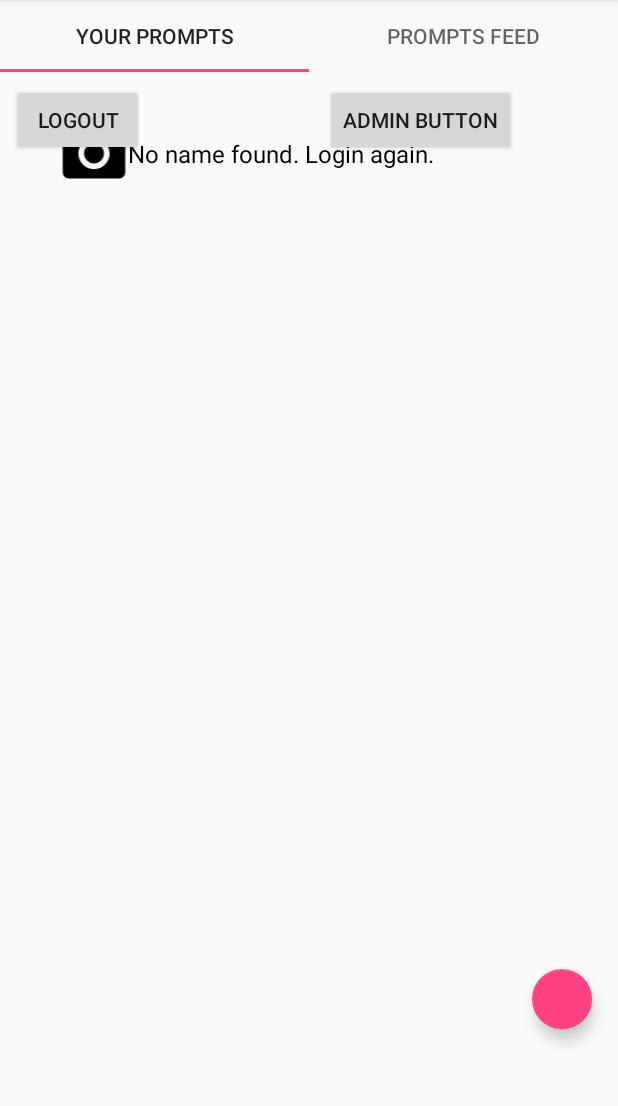
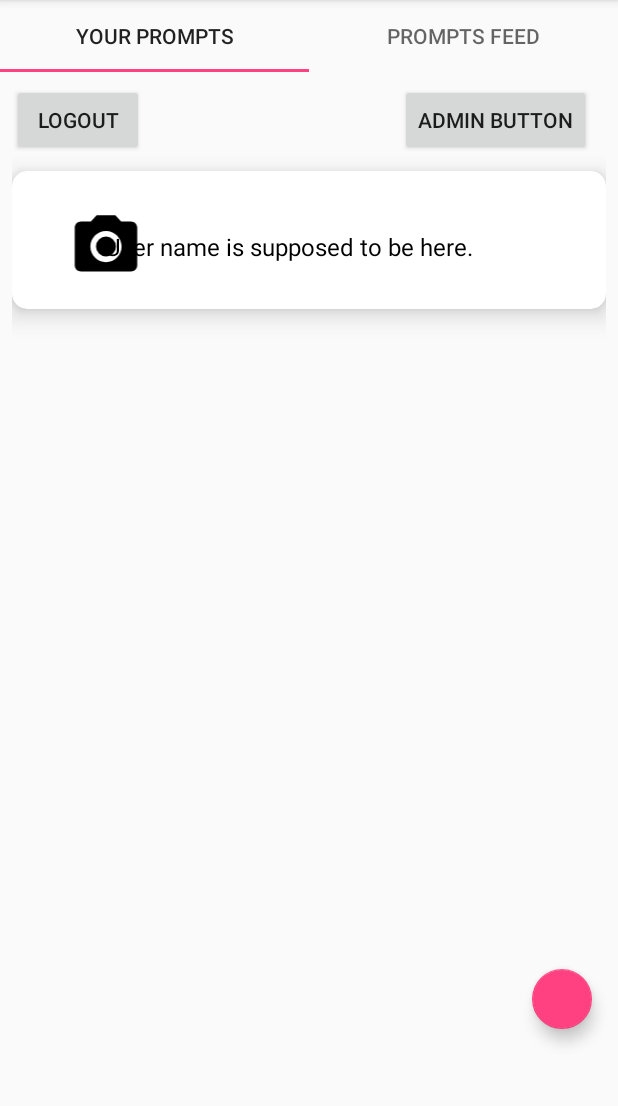
Before and after one commit to Aman-B/wp-test, an Android app: the screen it shows after launch once a user with an empty profile is signed in (OnlinePromptsActivity), on a phone screen of 412 x 824 dp, the part 84-1190 px from its top. Run offline under Robolectric (Android 15) with nearby library versions, the phone set to English and light mode, and no system bars; our stand-ins replace AdMob, Firebase (no records; nobody signed in at launch, a user with empty details on screens opened directly); libraries missing offline, so code that uses them is left out: com.firebase.ui; pictures from the network do not load; 3 statements that could not run were skipped.

Commit message:
changed profile page layout

```diff
--- a/app/src/main/java/com/bewtechnologies/writingpromptstwo/AdminActivity.java
+++ b/app/src/main/java/com/bewtechnologies/writingpromptstwo/AdminActivity.java
@@ -509,6 +509,8 @@ public class AdminActivity extends AppCompatActivity {
         protected Void doInBackground(Void... params) {
 
             try {
+
+                //TODO : enter credentials here for testing but remove before submitting to github
                 SendGrid sendgrid = new SendGrid("", "");
 
                 SendGrid.Email email = new SendGrid.Email();
--- a/app/src/main/java/com/bewtechnologies/writingpromptstwo/GeneralPromptAdapter.java
+++ b/app/src/main/java/com/bewtechnologies/writingpromptstwo/GeneralPromptAdapter.java
@@ -24,7 +24,7 @@ import java.util.ArrayList;
  * Created by ab on 08/04/18.
  */
 
-public class GeneralPromptAdapter extends RecyclerView.Adapter<GeneralPromptAdapter.ViewHolder>  {
+public class GeneralPromptAdapter extends RecyclerView.Adapter<RecyclerView.ViewHolder>  {
 
 
 // Provide a reference to the views for each data item
@@ -47,8 +47,11 @@ public class GeneralPromptAdapter extends RecyclerView.Adapter<GeneralPromptAdap
 
     private User mUser;
 
+    private static final int Head = 1;
+    private static final int List = 0;
 
-    public static class ViewHolder extends RecyclerView.ViewHolder {
+
+    public static class ViewHolderList extends RecyclerView.ViewHolder {
         private final ImageView card_userImage;
         private final TextView card_username;
         // each data item is just a string in this case
@@ -58,14 +61,39 @@ public class GeneralPromptAdapter extends RecyclerView.Adapter<GeneralPromptAdap
 
         public  TextView card_delete,card_share,card_date;
 
-        public ViewHolder(View v) {
+        public ViewHolderList(View v) {
             super(v);
             prompt_content = (TextView) v.findViewById(R.id.prompt);
-            card_userImage = (ImageView) v.findViewById(R.id.userImage);
-            card_username=(TextView) v.findViewById(R.id.user_name);
+            card_userImage = (ImageView) v.findViewById(R.id.userImage); //userimage with the prompt which is on top left;
+            card_username=(TextView) v.findViewById(R.id.user_name);     //username also on top left;
             card_share=(TextView) v.findViewById(R.id.share);
             card_delete=v.findViewById(R.id.delete);
             card_date=v.findViewById(R.id.date_tv);
+
+
+        }
+    }
+
+    public static class ViewHolderHead extends RecyclerView.ViewHolder {
+
+        private  TextView profileName;
+        // each data item is just a string in this case
+        public TextView prompt_content;
+        public TextView card_content;
+
+        public ImageView profileImage;
+
+        public  TextView card_delete,card_share,card_date;
+
+        public ViewHolderHead(View v) {
+            super(v);
+
+
+            /*View profile_detailsCard = (View) v.findViewById(R.layout.profile_details_top_card);*/
+
+             profileImage = (ImageView) v.findViewById(R.id.userImage);
+
+             profileName= (TextView) v.findViewById(R.id.userName);
 
 
         }
@@ -108,18 +136,35 @@ public class GeneralPromptAdapter extends RecyclerView.Adapter<GeneralPromptAdap
 
     // Create new views (invoked by the layout manager)
     @Override
-    public GeneralPromptAdapter.ViewHolder onCreateViewHolder(ViewGroup parent,
+    public RecyclerView.ViewHolder onCreateViewHolder(ViewGroup parent,
                                                               int viewType) {
         // create a new view
 
 
+            View v =null;
 
-            View v=
-                    LayoutInflater.from(parent.getContext()).inflate(R.layout.userprompts_card_view,parent,false);        // set the view's size, margins, paddings and layout parameters
+            if(isProfileOrOtherProfile())
+            {
+                switch (viewType)
+                {
+                    case Head:
+                        return new ViewHolderHead(LayoutInflater.from(parent.getContext()).inflate(R.layout.profile_head_card_view,parent,false));
 
-            ViewHolder vh = new ViewHolder(v);
-            return vh;
+                    case List:
+                        return  new ViewHolderList(LayoutInflater.from(parent.getContext()).inflate(R.layout.userprompts_card_view,parent,false));
 
+                }
+
+            }
+
+                return new ViewHolderList(LayoutInflater.from(parent.getContext()).inflate(R.layout.userprompts_card_view,parent,false));
+
+
+            /*View v=
+                    LayoutInflater.from(parent.getContext()).inflate(R.layout.userprompts_card_view,parent,false); */       // set the view's size, margins, paddings and layout parameters
+
+           /* ViewHolder vh = new ViewHolder(v);
+            return vh;*/
 
 
 
@@ -128,7 +173,7 @@ public class GeneralPromptAdapter extends RecyclerView.Adapter<GeneralPromptAdap
 
     // Replace the contents of a view (invoked by the layout manager)
     @Override
-    public void onBindViewHolder(ViewHolder holder, final int position) {
+    public void onBindViewHolder(RecyclerView.ViewHolder holder, final int position) {
 
         final DBHelper mDBHelper = new DBHelper(mContext);
         final SQLiteDatabase mSqLiteDatabase= mDBHelper.getWritableDatabase();
@@ -142,32 +187,44 @@ public class GeneralPromptAdapter extends RecyclerView.Adapter<GeneralPromptAdap
 
         if(isProfile)
         {
+            if(getItemViewType(position)==Head)
+            {
+                ViewHolderHead viewHolderHead= (ViewHolderHead) holder;
 
+                Glide.with(mContext).load(mUser.getUserImageURL()).into(viewHolderHead.profileImage);
+                viewHolderHead.profileName.setText(mUser.getUserName());
+
+            }
+
+            else {
                 // - get element from your dataset at this position
                 // - replace the contents of the view with that element
+
+                final int newPostion =position-1;
+                ViewHolderList viewHolderList = (ViewHolderList) holder;
                 Toast.makeText(mContext, "size "+mUserPromptsArrayList.size(), Toast.LENGTH_SHORT).show();
                 Log.i("profile", "getItemCount: "+mUserPromptsArrayList.size());
-            final UserPrompts userPrompt= mUserPromptsArrayList.get(position);
-            holder.prompt_content.setText(userPrompt.getUserPrompt());
-            holder.card_userImage.setVisibility(View.INVISIBLE);
+                final UserPrompts userPrompt= mUserPromptsArrayList.get(newPostion);
+                viewHolderList.prompt_content.setText(userPrompt.getUserPrompt());
+                viewHolderList.card_userImage.setVisibility(View.INVISIBLE);
 
-            holder.card_username.setVisibility(View.INVISIBLE);
-            holder.card_date.setText(userPrompt.getTimeDifference(userPrompt));
+                viewHolderList.card_username.setVisibility(View.INVISIBLE);
+                viewHolderList.card_date.setText(userPrompt.getTimeDifference(userPrompt));
 
-            final String userPromptKey = userPromptKeys.get(position);
+                final String userPromptKey = userPromptKeys.get(newPostion);
 
-            holder.card_delete.setOnClickListener(new View.OnClickListener() {
+                viewHolderList.card_delete.setOnClickListener(new View.OnClickListener() {
                     @Override
                     public void onClick(View view) {
-                    Log.i("general ", "onBindViewHolder: "+userPromptKeys.get(position));
+                        Log.i("general ", "onBindViewHolder: "+userPromptKeys.get(newPostion));
 
-                    AlertDialog rejectAlertDialog = createDialog(mUser, userPromptKey,position);
+                        AlertDialog rejectAlertDialog = createDialog(mUser, userPromptKey,newPostion);
                         rejectAlertDialog.show();
 
                     }
                 });
 
-            holder.card_share.setOnClickListener(new View.OnClickListener() {
+                viewHolderList.card_share.setOnClickListener(new View.OnClickListener() {
                     @Override
                     public void onClick(View v) {
 
@@ -182,49 +239,63 @@ public class GeneralPromptAdapter extends RecyclerView.Adapter<GeneralPromptAdap
                 });
             }
 
+        }
+
         else if(isOtherProfile)
         {
+            if(getItemViewType(position)==Head)
+            {
+                ViewHolderHead viewHolderHead= (ViewHolderHead) holder;
+
+                Glide.with(mContext).load(mUser.getUserImageURL()).into(viewHolderHead.profileImage);
+                viewHolderHead.profileName.setText(mUser.getUserName());
+
+            }
+
+            else {
                 // Toast.makeText(mContext, "Here in others", Toast.LENGTH_SHORT).show();
                 // - get element from your dataset at this position
                 // - replace the contents of the view with that element
-            final UserPrompts userPrompt= mUserPromptsArrayList.get(position);
-            holder.prompt_content.setText(userPrompt.getUserPrompt());
-            holder.card_userImage.setVisibility(View.INVISIBLE);
+                ViewHolderList viewHolderList = (ViewHolderList) holder;
+                final UserPrompts userPrompt = mUserPromptsArrayList.get(position-1); //head is first one now, so removing 1 from position.
+                viewHolderList.prompt_content.setText(userPrompt.getUserPrompt());
+                viewHolderList.card_userImage.setVisibility(View.INVISIBLE);
 
-            holder.card_username.setVisibility(View.INVISIBLE);
-            holder.card_date.setText(userPrompt.getTimeDifference(userPrompt));
+                viewHolderList.card_username.setVisibility(View.INVISIBLE);
+                viewHolderList.card_date.setText(userPrompt.getTimeDifference(userPrompt));
 
-            holder.card_delete.setVisibility(View.INVISIBLE);
+                viewHolderList.card_delete.setVisibility(View.INVISIBLE);
 
-            holder.card_share.setOnClickListener(new View.OnClickListener() {
+                viewHolderList.card_share.setOnClickListener(new View.OnClickListener() {
                     @Override
                     public void onClick(View v) {
 
-                    String textToShare = "See this amazing writing prompt : \n\n\""+userPrompt.getUserPrompt()+"\" \n \nShared via app: WritingPrompts \n(Download here: https://goo.gl/yojsHx )";
+                        String textToShare = "See this amazing writing prompt : \n\n\"" + userPrompt.getUserPrompt() + "\" \n \nShared via app: WritingPrompts \n(Download here: https://goo.gl/yojsHx )";
                         Intent sendIntent = new Intent();
                         sendIntent.setAction(Intent.ACTION_SEND);
-                    sendIntent.putExtra(Intent.EXTRA_SUBJECT,"Writing Prompt!");
-                    sendIntent.putExtra(Intent.EXTRA_TEXT,textToShare);
+                        sendIntent.putExtra(Intent.EXTRA_SUBJECT, "Writing Prompt!");
+                        sendIntent.putExtra(Intent.EXTRA_TEXT, textToShare);
                         sendIntent.setType("text/html");
-                    mContext.startActivity(Intent.createChooser(sendIntent,"Share the prompt!"));
+                        mContext.startActivity(Intent.createChooser(sendIntent, "Share the prompt!"));
                     }
                 });
+            }
         }
         else
         {
             //showing feed prompts
+            ViewHolderList viewHolderList = (ViewHolderList) holder;
+            final UserPrompts userPrompt = mUserPromptsArrayList.get(position);
+            viewHolderList.card_delete.setVisibility(View.INVISIBLE);
 
-            final UserPrompts userPrompt = mUserPromptsArrayList.get(position);
-            holder.card_delete.setVisibility(View.INVISIBLE);
-
-            holder.prompt_content.setText(userPrompt.getUserPrompt());
+            viewHolderList.prompt_content.setText(userPrompt.getUserPrompt());
 
             SpannableString content = new SpannableString(userPrompt.getUserName());
             content.setSpan(new UnderlineSpan(), 0, content.length(), 0);
 
-            holder.card_username.setText(content);
+            viewHolderList.card_username.setText(content);
 
-            holder.card_username.setOnClickListener(new View.OnClickListener() {
+            viewHolderList.card_username.setOnClickListener(new View.OnClickListener() {
                 @Override
                 public void onClick(View view) {
                     Intent intent = new Intent(mContext,PromptsBySpecificUserActivity.class);
@@ -234,10 +305,10 @@ public class GeneralPromptAdapter extends RecyclerView.Adapter<GeneralPromptAdap
                 }
             });
 
-            Glide.with(mContext).load(userPrompt.getUserImageURL()).into(holder.card_userImage);
+            Glide.with(mContext).load(userPrompt.getUserImageURL()).into(viewHolderList.card_userImage);
 
-            holder.card_date.setText(userPrompt.getTimeDifference(userPrompt));
-            holder.card_share.setOnClickListener(new View.OnClickListener() {
+            viewHolderList.card_date.setText(userPrompt.getTimeDifference(userPrompt));
+            viewHolderList.card_share.setOnClickListener(new View.OnClickListener() {
                 @Override
                 public void onClick(View v) {
 
@@ -329,10 +400,10 @@ public class GeneralPromptAdapter extends RecyclerView.Adapter<GeneralPromptAdap
     @Override
     public int getItemCount() {
 //        Log.i("tag", "getItemCount: "+mDataset.size());
-         if(isProfile)
+         if(isProfileOrOtherProfile())
          {
 
-             return mUserPromptsArrayList.size();
+             return mUserPromptsArrayList.size()+1;
          }
          else
          {
@@ -350,10 +421,16 @@ public class GeneralPromptAdapter extends RecyclerView.Adapter<GeneralPromptAdap
     @Override
     public int getItemViewType(int position) {
 
-            return position;
+        if(isProfileOrOtherProfile())
+          return (position == 0? Head : List);
+        else
+          return  position;
+    }
 
+    public  boolean isProfileOrOtherProfile()
+    {
+        return isProfile||isOtherProfile;
     }
 
 
-
 }
--- a/app/src/main/res/layout/fragment_profile.xml
+++ b/app/src/main/res/layout/fragment_profile.xml
@@ -6,7 +6,7 @@
     tools:context="com.bewtechnologies.writingpromptstwo.ProfileFragment">
 
 
-    <android.support.constraint.ConstraintLayout
+    <!--<android.support.constraint.ConstraintLayout
         android:id="@+id/profile_details"
         android:layout_width="344dp"
         android:layout_height="92dp"
@@ -75,12 +75,13 @@
             app:layout_constraintLeft_toLeftOf="parent"
             app:layout_constraintHorizontal_bias="1.0" />
 
-    </android.support.constraint.ConstraintLayout>
+    </android.support.constraint.ConstraintLayout>-->
+
+
 
 
     <android.support.design.widget.FloatingActionButton
             android:id="@+id/floatingActionButton"
-
             android:layout_width="wrap_content"
             android:layout_height="wrap_content"
             android:layout_marginBottom="8dp"
@@ -113,7 +114,38 @@
         app:layout_constraintHorizontal_bias="0.0"
         app:layout_constraintLeft_toLeftOf="parent"
         app:layout_constraintRight_toRightOf="parent"
-        app:layout_constraintTop_toBottomOf="@+id/profile_details"
-        app:layout_constraintVertical_bias="1.0" />
+        app:layout_constraintVertical_bias="1.0"
+        app:layout_constraintTop_toBottomOf="@+id/logout_btn"/>
+    <Button
+        android:id="@+id/logout_btn"
+        android:layout_width="wrap_content"
+        android:layout_height="wrap_content"
+        android:text="Logout"
+        android:layout_marginRight="8dp"
+        app:layout_constraintRight_toRightOf="parent"
+        android:layout_marginLeft="8dp"
+        app:layout_constraintLeft_toLeftOf="parent"
+        app:layout_constraintBottom_toBottomOf="parent"
+        android:layout_marginBottom="8dp"
+        app:layout_constraintTop_toTopOf="parent"
+        android:layout_marginTop="8dp"
+        app:layout_constraintHorizontal_bias="0.0"
+        app:layout_constraintVertical_bias="0.0" />
+
+    <Button
+        android:id="@+id/admin_btn"
+        android:layout_width="wrap_content"
+        android:layout_height="wrap_content"
+        android:text="Admin Button"
+        android:layout_marginRight="8dp"
+        app:layout_constraintRight_toRightOf="parent"
+        android:layout_marginLeft="8dp"
+        app:layout_constraintLeft_toLeftOf="parent"
+        app:layout_constraintHorizontal_bias="0.963"
+        app:layout_constraintBottom_toBottomOf="parent"
+        android:layout_marginBottom="8dp"
+        app:layout_constraintTop_toTopOf="parent"
+        android:layout_marginTop="8dp"
+        app:layout_constraintVertical_bias="0.0" />
 
 </android.support.constraint.ConstraintLayout>
--- /dev/null
+++ b/app/src/main/res/layout/profile_head_card_view.xml
@@ -0,0 +1,75 @@
+<?xml version="1.0" encoding="utf-8"?>
+<LinearLayout xmlns:android="http://schemas.android.com/apk/res/android"
+    xmlns:app="http://schemas.android.com/apk/res-auto"
+    xmlns:tools="http://schemas.android.com/tools"
+    android:layout_width="match_parent"
+    android:layout_height="wrap_content"
+    android:orientation="vertical">
+
+    <!-- A CardView that contains a TextView -->
+    <android.support.v7.widget.CardView xmlns:card_view="http://schemas.android.com/apk/res-auto"
+        android:id="@+id/card_view"
+        android:layout_width="match_parent"
+        android:layout_height="92dp"
+        android:layout_gravity="center"
+        android:layout_marginBottom="25dp"
+        android:layout_marginTop="10dp"
+        card_view:cardCornerRadius="10dp"
+        card_view:cardElevation="10dp">
+
+    <android.support.constraint.ConstraintLayout
+           android:id="@+id/profile_details"
+           android:layout_width="344dp"
+           android:layout_height="match_parent"
+           android:layout_marginLeft="8dp"
+           android:layout_marginRight="8dp"
+           android:layout_marginTop="8dp"
+           android:elevation="14dp"
+           app:layout_constraintHorizontal_bias="0.0"
+           app:layout_constraintLeft_toLeftOf="parent"
+           app:layout_constraintRight_toRightOf="parent"
+           app:layout_constraintTop_toTopOf="parent">
+
+           <TextView
+               android:id="@+id/userName"
+               android:layout_width="wrap_content"
+               android:layout_height="wrap_content"
+               android:layout_marginBottom="8dp"
+               android:layout_marginEnd="8dp"
+               android:layout_marginLeft="8dp"
+               android:layout_marginRight="8dp"
+               android:layout_marginStart="8dp"
+               android:layout_marginTop="8dp"
+               android:padding="5dp"
+               android:text="User name is supposed to be here."
+               android:textColor="#000"
+               android:textSize="16sp"
+               app:layout_constraintBottom_toBottomOf="parent"
+               app:layout_constraintHorizontal_bias="0.564"
+               app:layout_constraintLeft_toLeftOf="parent"
+               app:layout_constraintRight_toRightOf="parent"
+               app:layout_constraintTop_toTopOf="parent"
+               app:layout_constraintVertical_bias="0.509" />
+
+           <ImageView
+               android:id="@+id/userImage"
+               android:layout_width="61dp"
+               android:layout_height="50dp"
+               android:layout_marginBottom="8dp"
+               android:layout_marginEnd="8dp"
+               android:layout_marginLeft="8dp"
+               android:layout_marginRight="8dp"
+               android:layout_marginStart="8dp"
+               android:layout_marginTop="8dp"
+               app:layout_constraintBottom_toBottomOf="parent"
+               app:layout_constraintHorizontal_bias="0.06"
+               app:layout_constraintLeft_toLeftOf="parent"
+               app:layout_constraintRight_toRightOf="parent"
+               app:layout_constraintTop_toTopOf="parent"
+               app:srcCompat="@drawable/ic_menu_camera" />
+
+
+
+       </android.support.constraint.ConstraintLayout>
+    </android.support.v7.widget.CardView>
+</LinearLayout>
```
Also changed, not shown: app/src/main/java/com/bewtechnologies/writingpromptstwo/ProfileFragment.java (+19 -15 lines). Lines whose indentation alone changed are shown as unchanged.
